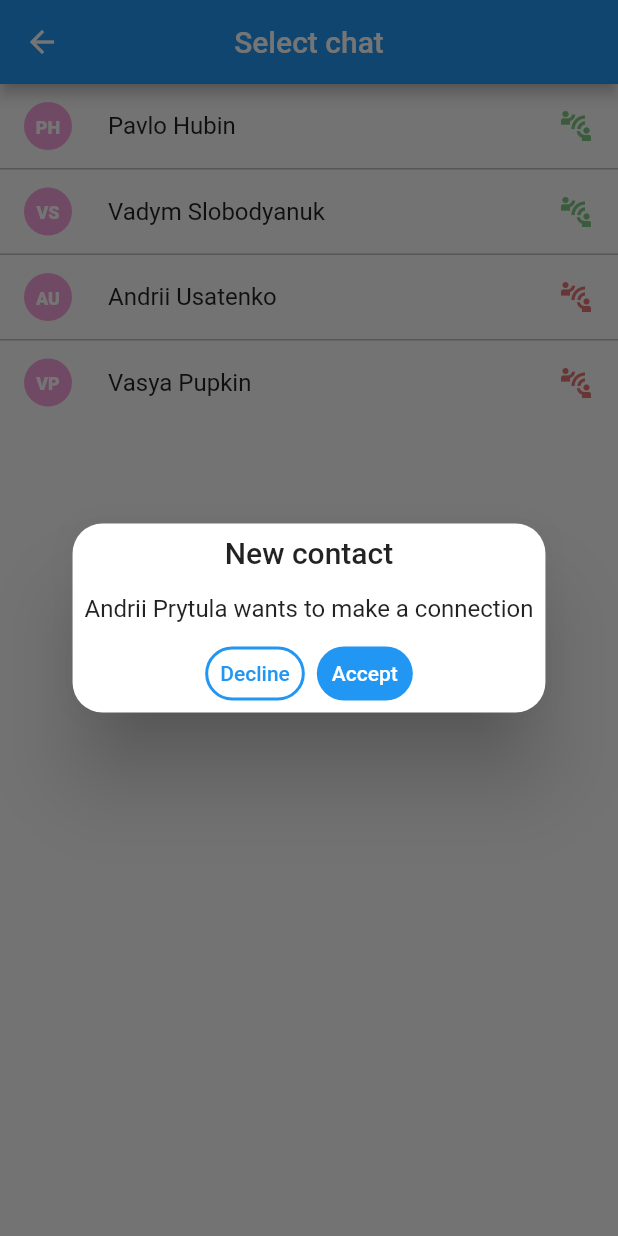
After one commit to ulullul/peer_chat, a Flutter app: the AllChatsView screen opened by its route, after a tap on "Select chat", on a phone screen of 412 x 824 dp. The commit adds this screen. Run offline on Flutter 3.47's test engine with Material 2 defaults, Android fonts, the phone set to English and light mode, and no system bars; our stand-ins replace flutter_chat_types, flutter_chat_ui, flutter_form_builder, flutter_secure_storage, form_builder_validators, freezed_annotation and 2 more; missing offline and left inert: cryptography, encrypt, flutter_nearby_connections; accounts and stored records are empty.

Commit message:
- added all chats screen - added settings screen

```diff
--- /dev/null
+++ b/lib/app/core/widgets/user_avatar.dart
@@ -0,0 +1,36 @@
+import 'package:flutter/material.dart';
+import 'package:path/path.dart';
+import 'package:peer_chat/app/data/entities/user.entity.dart';
+
+class UserAvatar extends StatelessWidget {
+  final User user;
+  const UserAvatar({Key? key, required this. user}) : super(key: key);
+
+  String getInitials(User user) {
+    final splitted = user.fullName.split(' ');
+    return splitted[0][0] + splitted[1][0];
+  }
+
+  @override
+  Widget build(BuildContext context) {
+    return Container(
+      margin: const EdgeInsets.only(right: 8),
+      child: GestureDetector(
+        child: CircleAvatar(
+          backgroundColor:   const Color(0xfff5a2d9),
+          radius: 16,
+          child:Text(
+            getInitials(user),
+            style:
+            const TextStyle(
+              color: Colors.white,
+              fontSize: 12,
+              fontWeight: FontWeight.w800,
+              height: 1.333,
+            ),
+          ),
+        ),
+      ),
+    );
+  }
+}
--- a/lib/app/data/entities/user.entity.dart
+++ b/lib/app/data/entities/user.entity.dart
@@ -17,6 +17,7 @@ class User with _$User {
     required String fullName,
     required String username,
     required String password,
+    @Default(false) bool isConnected,
   }) = _User;
 
   factory User.fromJson(Map<String, dynamic> json) => _$UserFromJson(json);
--- /dev/null
+++ b/lib/app/modules/all_chats/bindings/all_chats.binding.dart
@@ -0,0 +1,12 @@
+import 'package:get/get.dart';
+
+import '../controllers/all_chats.controller.dart';
+
+class AllChatsBinding extends Bindings {
+  @override
+  void dependencies() {
+    Get.lazyPut<AllChatsController>(
+      () => AllChatsController(),
+    );
+  }
+}
--- /dev/null
+++ b/lib/app/modules/all_chats/controllers/all_chats.controller.dart
@@ -0,0 +1,51 @@
+import 'package:get/get.dart';
+import 'package:peer_chat/app/data/entities/user.entity.dart';
+
+class AllChatsController extends GetxController {
+  final users = [
+    const User(
+      id: '1',
+      fullName: 'Pavlo Hubin',
+      username: 'phubin',
+      password: 'phubin',
+      isConnected: true,
+    ),
+    const User(
+      id: '2',
+      fullName: 'Vadym Slobodyanuk',
+      username: 'phubin',
+      password: 'phubin',
+      isConnected: true,
+    ),
+    const User(
+      id: '3',
+      fullName: 'Andrii Usatenko',
+      username: 'phubin',
+      password: 'phubin',
+    ),
+    const User(
+      id: '4',
+      fullName: 'Vasya Pupkin',
+      username: 'phubin',
+      password: 'phubin',
+    ),
+  ];
+
+  final count = 0.obs;
+  @override
+  void onInit() {
+    super.onInit();
+  }
+
+  @override
+  void onReady() {
+    super.onReady();
+  }
+
+  @override
+  void onClose() {
+    super.onClose();
+  }
+
+  void increment() => count.value++;
+}
--- /dev/null
+++ b/lib/app/modules/all_chats/views/all_chats.view.dart
@@ -0,0 +1,81 @@
+import 'package:flutter/material.dart';
+
+import 'package:get/get.dart';
+import 'package:peer_chat/app/core/widgets/user_avatar.dart';
+import 'package:peer_chat/app/routes/app_pages.dart';
+
+import '../controllers/all_chats.controller.dart';
+
+class AllChatsView extends GetView<AllChatsController> {
+  const AllChatsView({Key? key}) : super(key: key);
+
+  void _newContactMock() {
+    Get.defaultDialog(
+      title: 'New contact',
+      middleText: "Andrii Prytula wants to make a connection",
+      textConfirm: 'Accept',
+      textCancel: 'Decline',
+    );
+  }
+
+  @override
+  Widget build(BuildContext context) {
+    return Scaffold(
+      appBar: AppBar(
+        title: GestureDetector(
+          onTap: _newContactMock,
+          child: const Text(
+            'Select chat',
+          ),
+        ),
+        centerTitle: true,
+      ),
+      body: ListView.separated(
+        itemBuilder: (_, index) {
+          final user = controller.users[index];
+          return ListTile(
+            leading: UserAvatar(
+              user: user,
+            ),
+            trailing: Column(
+              mainAxisAlignment: MainAxisAlignment.center,
+              children: [
+                if (!user.isConnected)
+                  Icon(
+                    Icons.connect_without_contact,
+                    color: Colors.red.shade300,
+                  ),
+                if (user.isConnected)
+                  Icon(
+                    Icons.connect_without_contact,
+                    color: Colors.green.shade300,
+                  ),
+              ],
+            ),
+            title: Text(user.fullName),
+            onTap: () {
+              if (user.isConnected) {
+                Get.toNamed(Routes.CHAT, arguments: {
+                  'user': user,
+                });
+              } else {
+                Get.defaultDialog(
+                  title: 'New contact',
+                  middleText:
+                      "Are you sure you want to add ${user.fullName} to Your contacts",
+                  textConfirm: 'Yes',
+                  textCancel: 'No',
+                );
+              }
+            },
+          );
+        },
+        separatorBuilder: (_, __) => Container(
+          height: 1,
+          color: Colors.grey.shade400,
+        ),
+        itemCount: controller.users.length,
+      ),
+    );
+  }
+}
--- a/lib/app/routes/app_routes.dart
+++ b/lib/app/routes/app_routes.dart
@@ -7,6 +7,8 @@ abstract class Routes {
   static const AUTH = _Paths.AUTH;
   static const SPLASH = _Paths.SPLASH;
   static const CHAT = _Paths.CHAT;
+  static const ALL_CHATS = _Paths.ALL_CHATS;
+  static const SETTINGS = _Paths.SETTINGS;
 }
 
 abstract class _Paths {
@@ -15,4 +17,6 @@ abstract class _Paths {
   static const AUTH = '/auth';
   static const SPLASH = '/splash';
   static const CHAT = '/chat';
+  static const ALL_CHATS = '/all-chats';
+  static const SETTINGS = '/settings';
 }
```
Also changed, not shown: lib/app/modules/chat/controllers/chat.controller.dart (+14 -9 lines), lib/app/modules/chat/views/chat.view.dart (+19 -4 lines), lib/app/modules/settings/bindings/settings.binding.dart (added, +12 -0 lines), lib/app/modules/settings/controllers/settings.controller.dart (added, +23 -0 lines), lib/app/modules/settings/views/settings.view.dart (added, +24 -0 lines), lib/app/modules/splash/controllers/splash.controller.dart (+6 -4 lines), lib/app/routes/app_pages.dart (+14 -0 lines), lib/app/data/entities/user.entity.freezed.dart, lib/app/data/entities/user.entity.g.dart.
